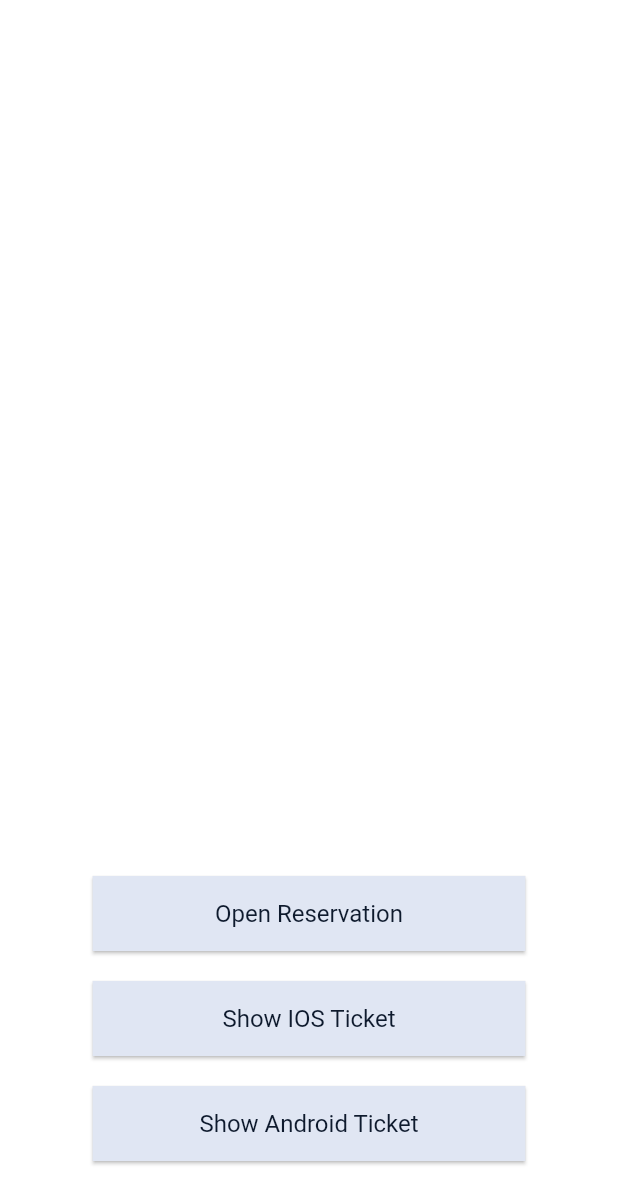
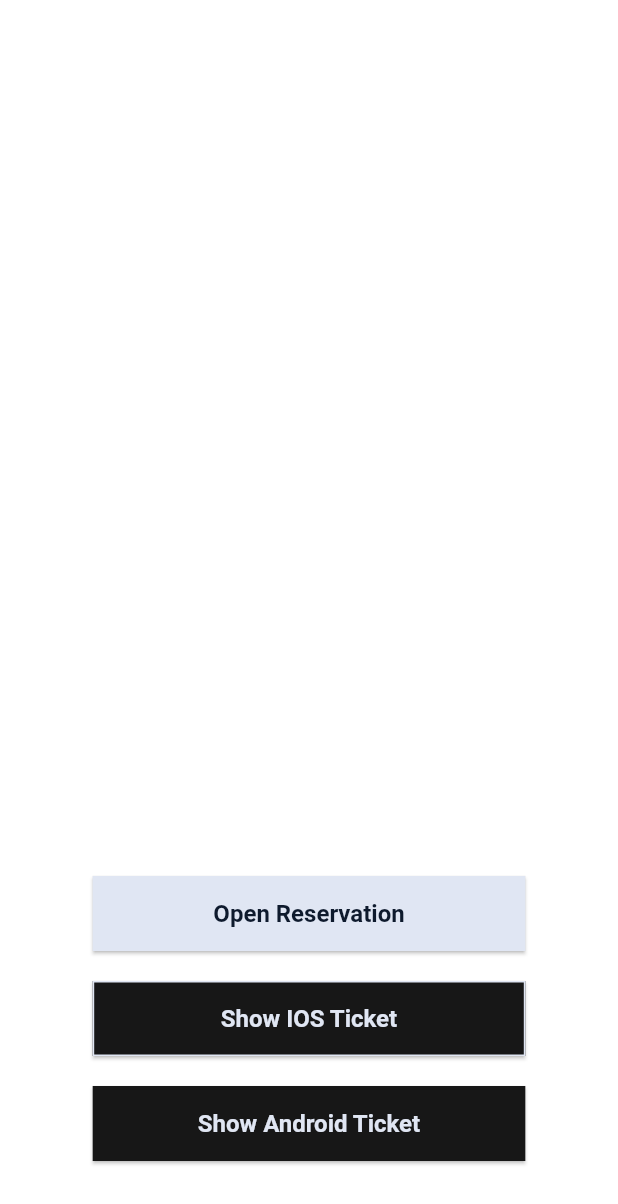
Before and after one commit to ahmadelbaz/bottom_sheet_task, a Flutter app: the screen it shows after launch, on a phone screen of 412 x 824 dp. Shown: the top 1204 px of the screen. Run offline on Flutter 3.47's test engine with Material 3 defaults, Android fonts, the phone set to English and light mode, and no system bars; our stand-ins replace flutter_riverpod; Roboto replaces fonts that are missing (SF-Pro-Display).

Commit message:
Update button styling in HomeScreen and CustomElevatedButton
Add custom button styling with colors and borders in HomeScreen
and CustomElevatedButton widgets for better UI consistency.

```diff
--- a/lib/screens/home_screen.dart
+++ b/lib/screens/home_screen.dart
@@ -1,3 +1,4 @@
+import 'package:bottom_sheet_task_ahmad_elbaz/resources/color_manager.dart';
 import 'package:bottom_sheet_task_ahmad_elbaz/resources/common_functions.dart';
 import 'package:bottom_sheet_task_ahmad_elbaz/resources/string_manager.dart';
 import 'package:bottom_sheet_task_ahmad_elbaz/resources/value_manager.dart';
@@ -18,9 +19,18 @@ class HomeScreen extends ConsumerWidget {
           const Spacer(),
           const CustomElevatedButton(text: AppStrings.openReservation),
           heightSpace(AppSizes.s20),
-          const CustomElevatedButton(text: AppStrings.showIosTicket),
+          const CustomElevatedButton(
+            text: AppStrings.showIosTicket,
+            backgorundColor: ColorManager.darkBackground,
+            textColor: ColorManager.darkPrimary,
+            borderColor: ColorManager.darkPrimary,
+          ),
           heightSpace(AppSizes.s20),
-          const CustomElevatedButton(text: AppStrings.showAndroidTicket),
+          const CustomElevatedButton(
+            text: AppStrings.showAndroidTicket,
+            backgorundColor: ColorManager.darkBackground,
+            textColor: ColorManager.darkPrimary,
+          ),
           heightSpace(AppSizes.s50),
         ],
       ),
--- a/lib/widgets/custom_elevated_button.dart
+++ b/lib/widgets/custom_elevated_button.dart
@@ -1,10 +1,20 @@
+import 'package:bottom_sheet_task_ahmad_elbaz/resources/font_manager.dart';
+import 'package:bottom_sheet_task_ahmad_elbaz/resources/text_style_manager.dart';
 import 'package:bottom_sheet_task_ahmad_elbaz/resources/value_manager.dart';
 import 'package:flutter/material.dart';
 import 'package:flutter_riverpod/flutter_riverpod.dart';
 
 class CustomElevatedButton extends ConsumerWidget {
   final String text;
-  const CustomElevatedButton({this.text = '', super.key});
+  final Color? backgorundColor;
+  final Color? textColor;
+  final Color? borderColor;
+  const CustomElevatedButton(
+      {this.text = '',
+      this.backgorundColor,
+      this.textColor,
+      this.borderColor,
+      super.key});
 
   @override
   Widget build(BuildContext context, WidgetRef ref) {
@@ -13,6 +23,17 @@ class CustomElevatedButton extends ConsumerWidget {
       height: AppSizes.s50,
       child: ElevatedButton(
         onPressed: () {},
+        style: ElevatedButton.styleFrom(
+          backgroundColor: backgorundColor,
+          foregroundColor: textColor,
+          textStyle: getBoldTextStyle(
+            fontSize: FontSize.s16,
+          ),
+          shape: RoundedRectangleBorder(
+            borderRadius: BorderRadius.circular(0),
+            side: BorderSide(color: borderColor ?? Colors.transparent),
+          ),
+        ),
         child: Text(text),
       ),
     );
```
